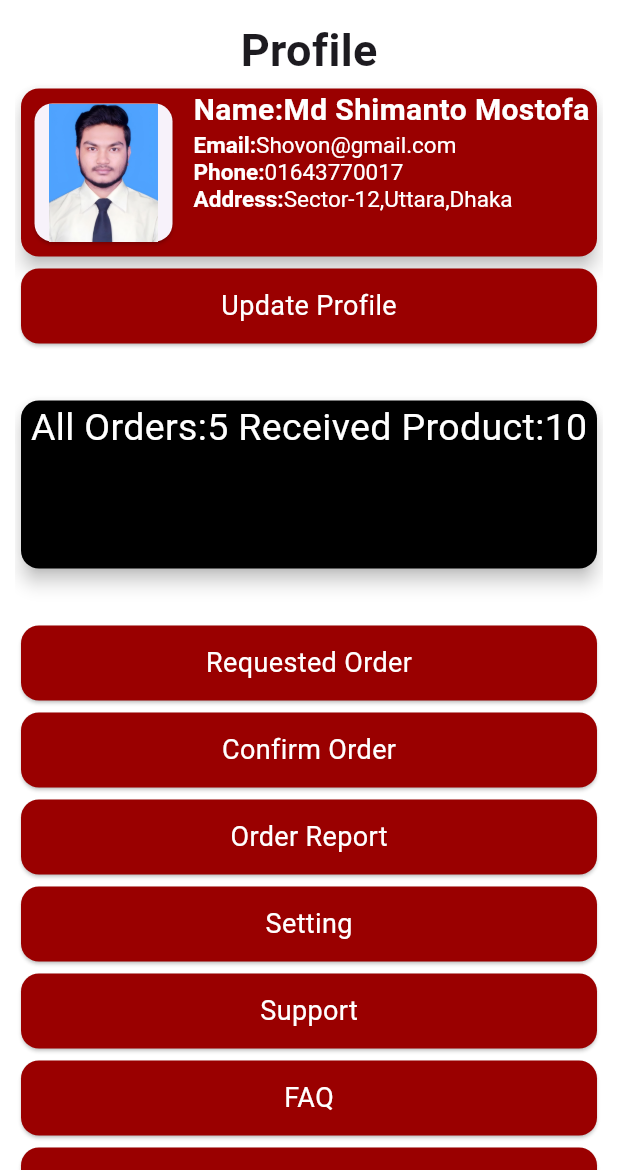
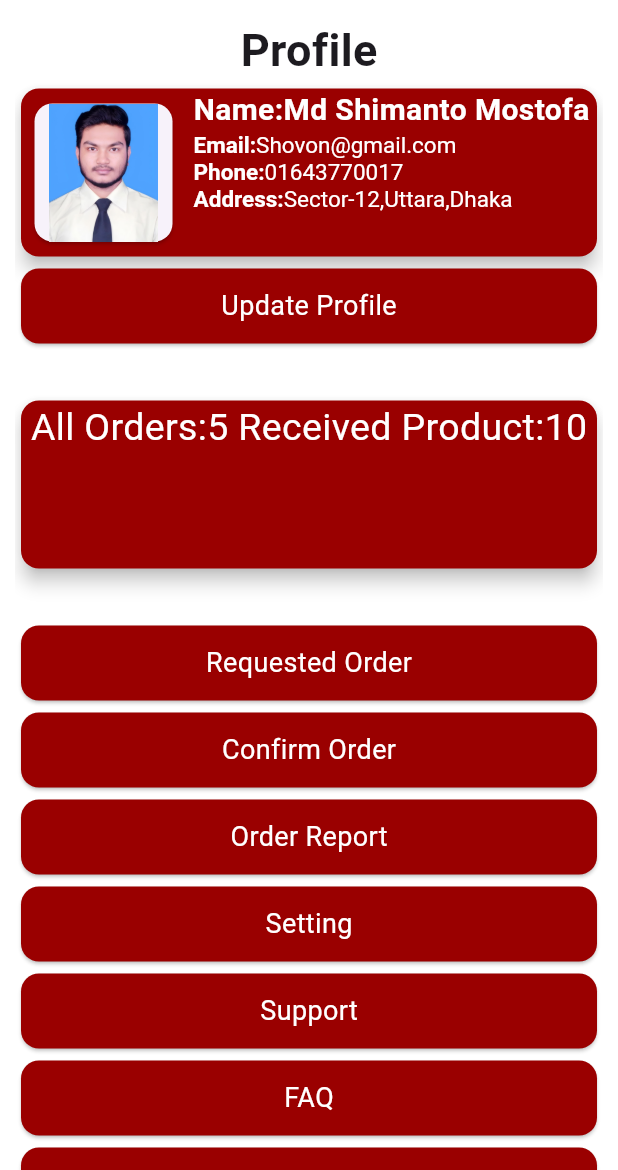
Before and after one commit to Shovon0017/pc_mart_version02, a Flutter app: the screen it shows after launch, on a phone screen of 412 x 824 dp, the part 66-1236 px from its top. Run offline on Flutter 3.47's test engine with Material 3 defaults, Android fonts, the phone set to English and light mode, and no system bars; our stand-ins replace animated_notch_bottom_bar, carousel_slider, flutter_easyloading, flutter_secure_storage, fluttertoast, get and 4 more; missing offline and left inert: flutter_sslcommerz.

Commit message:
pc mart version 2

```diff
--- a/lib/view/screen/Profile/profile.dart
+++ b/lib/view/screen/Profile/profile.dart
@@ -10,6 +10,7 @@ import 'package:pc_shop_version02/view/screen/notification/notification.dart';
 import 'package:pc_shop_version02/view/screen/requested_order/requested_order.dart';
 import 'package:pc_shop_version02/view/screen/setting/setting.dart';
 import 'package:pc_shop_version02/view/screen/support/support.dart';
+import 'package:pc_shop_version02/view/screen/updatePage.dart';
 
 class Profile extends StatefulWidget {
   const Profile({super.key});
@@ -112,7 +113,7 @@ class _ProfileState extends State<Profile> {
                 ),
               ),
               CommonButton(buttonName:"Update Profile", onTap: (){
-
+                Get.to(()=>UpdatePage());
               }),SizedBox(
                 height: 30,
               ),
@@ -121,7 +122,7 @@ class _ProfileState extends State<Profile> {
                 width: double.infinity,
                 child: Card(
                   elevation: 5,
-                  color:  Colors.black,
+                  color: Color(0xff9a0000),
                   child: Column(
                     children: [
                       Row(mainAxisAlignment: MainAxisAlignment.spaceEvenly,
```
